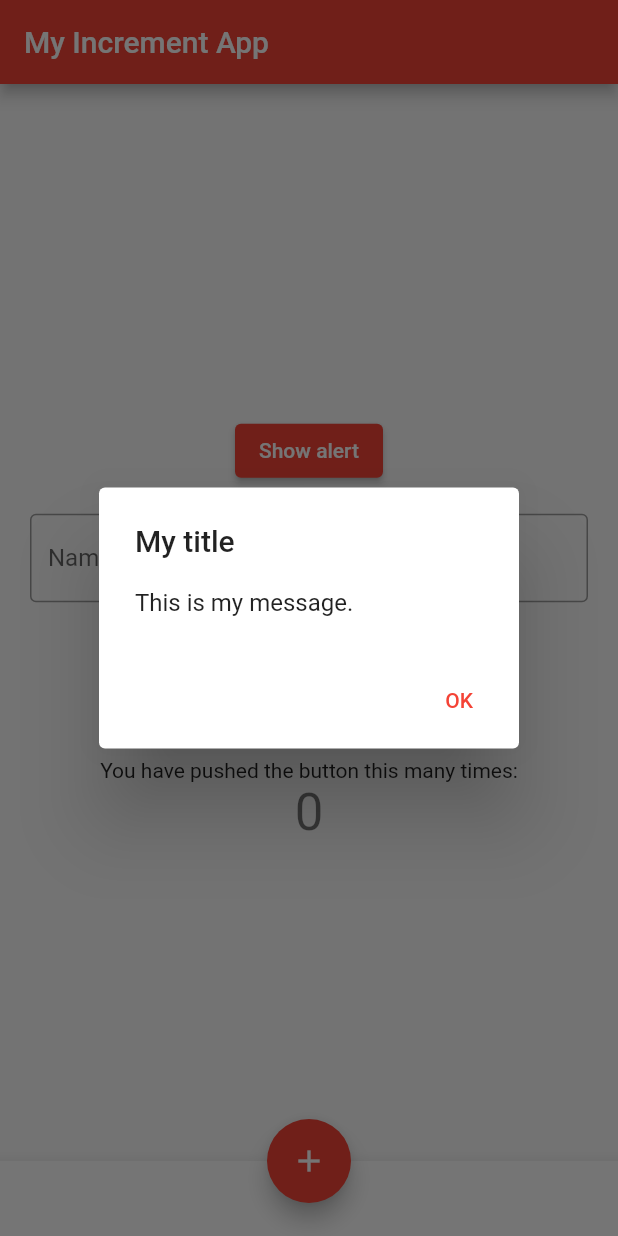
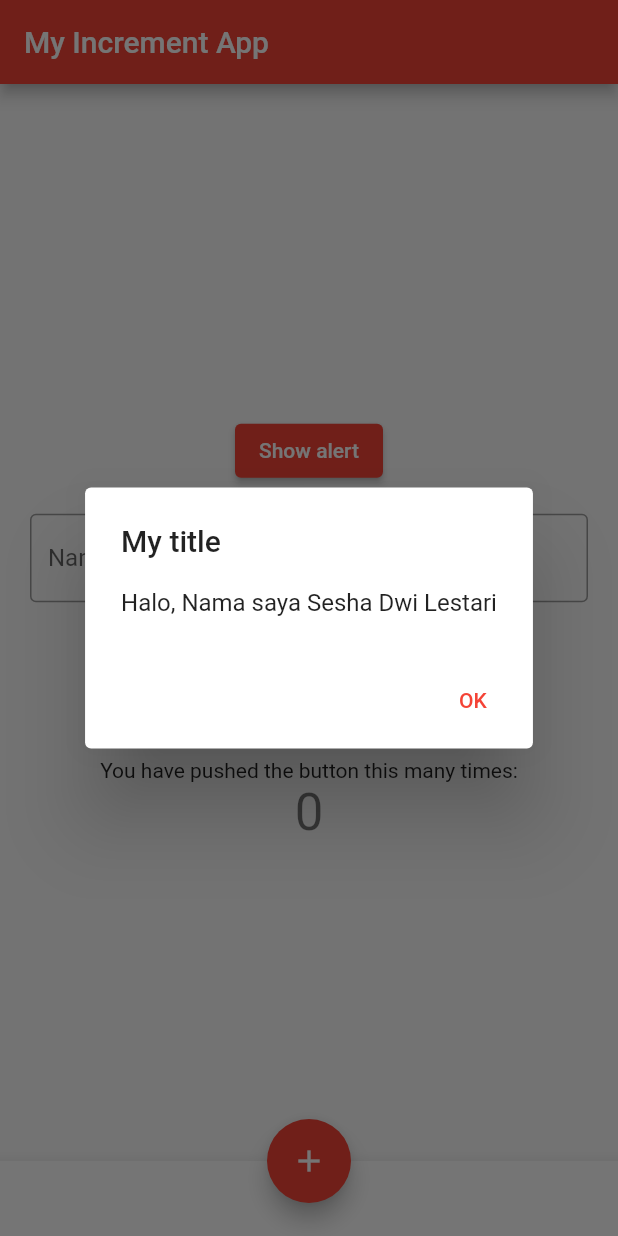
Before and after one commit to seshadwi/flutter-fundamental-part1, a Flutter app: the screen it shows after launch, after a tap on "Show alert", on a phone screen of 412 x 824 dp. Run offline on Flutter 3.47's test engine with Material 2 defaults, Android fonts, the phone set to English and light mode, and no system bars.

Commit message:
update dialog widget

```diff
--- a/lib/basic_widgets/dialog_widget.dart
+++ b/lib/basic_widgets/dialog_widget.dart
@@ -28,7 +28,9 @@ class DialogWidget extends StatelessWidget {
     // set up the AlertDialog
     AlertDialog alert = AlertDialog(
       title: const Text("My title"),
-      content: const Text("This is my message."),
+      content: const Text(
+        "Halo, Nama saya Sesha Dwi Lestari",
+      ),
       actions: [
         okButton,
       ],
```
